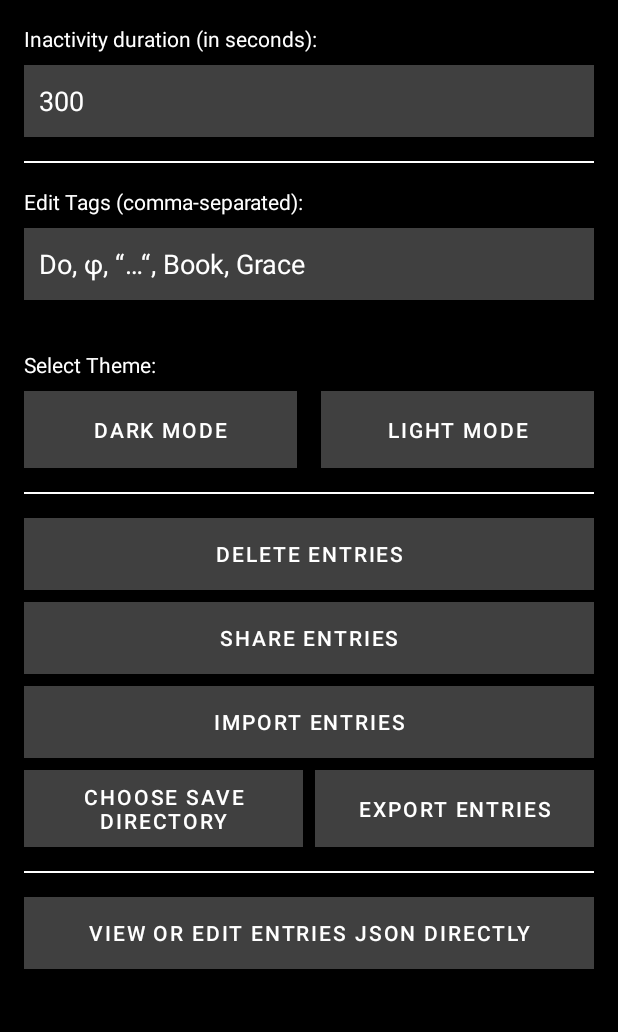
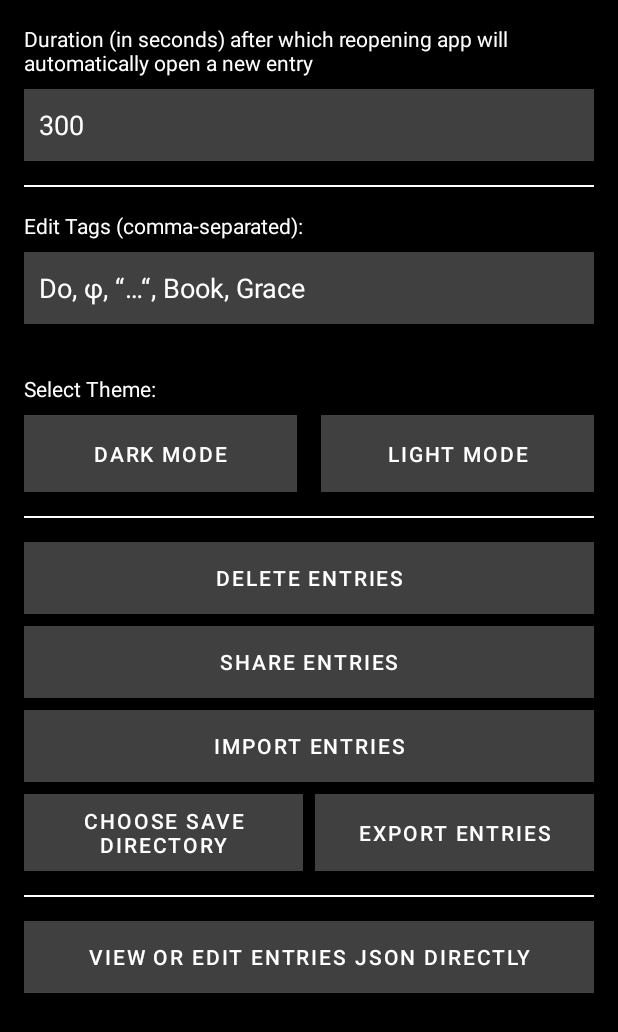
Before and after one commit to jan-mate/Journalize, an Android app: the SettingsActivity screen opened directly, with no data from a screen before it, on a phone screen of 412 x 824 dp. Shown: the top 1032 px of the screen. Run offline under Robolectric (Android 15) with nearby library versions, the phone set to English and light mode, and no system bars.

Commit message:
Fixed custom inactivity duration

```diff
--- a/app/src/main/res/layout/activity_settings.xml
+++ b/app/src/main/res/layout/activity_settings.xml
@@ -26,6 +26,7 @@
         android:hint="@string/enter_seconds"
         android:importantForAutofill="no"
         android:inputType="number"
+        android:imeOptions="actionDone"
         android:minHeight="48dp"
         android:padding="10dp"
         android:textColor="@color/textColor"
--- a/app/src/main/res/values/strings.xml
+++ b/app/src/main/res/values/strings.xml
@@ -19,7 +19,7 @@
     <string name="edit_tags_comma_separated">Edit Tags (comma-separated):</string>
     <string name="select_theme">Select Theme:</string>
     <string name="enter_seconds">Enter seconds</string>
-    <string name="inactivity_duration_in_seconds">Inactivity duration (in seconds):</string>
+    <string name="inactivity_duration_in_seconds">Duration (in seconds) after which reopening app will automatically open a new entry</string>
     <string name="view_or_edit_entries_json_directly">View or Edit Entries JSON directly</string>
     <string name="apply">Apply</string>
     <string name="edit_json_here">Edit JSON here</string>
```
Also changed, not shown: app/src/main/java/com/example/journal/SettingsActivity.kt (+29 -6 lines).
